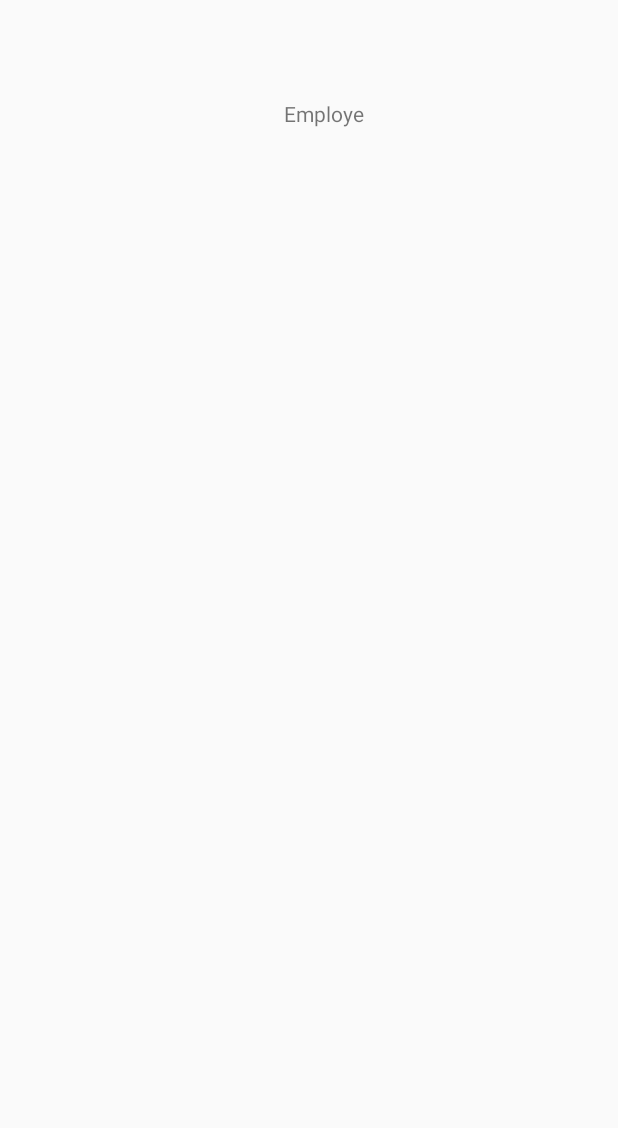
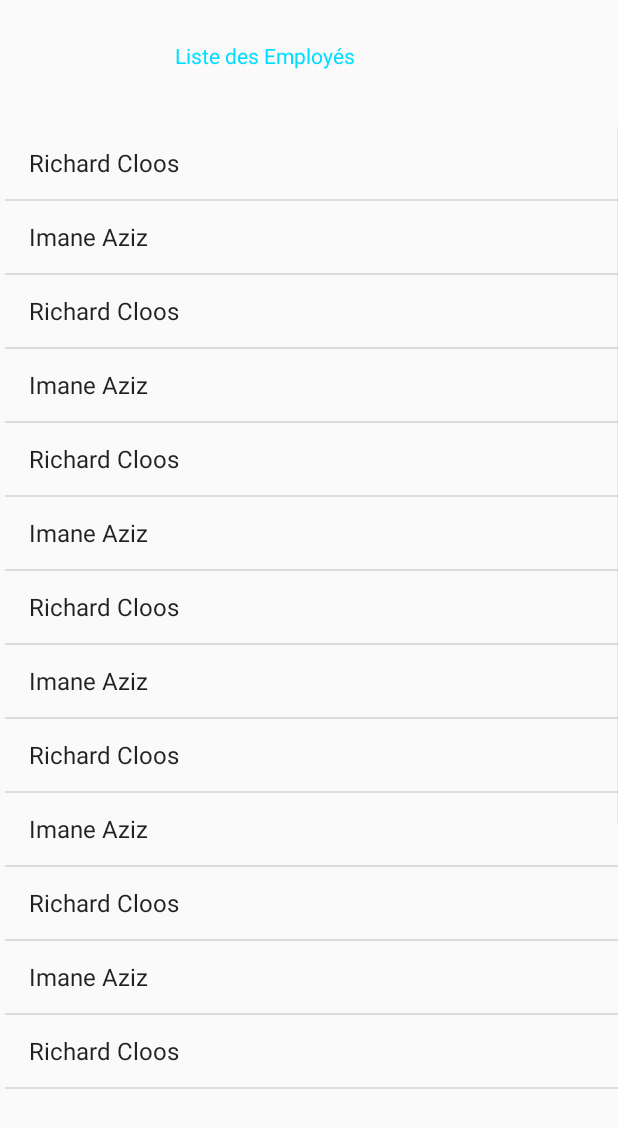
Before and after one commit to Linow77/Miclabs, an Android app: the Employee_activity screen opened directly, with no data from a screen before it, on a phone screen of 412 x 824 dp. Before the commit the part shown is almost empty. Shown: the top 1128 px of the screen. Run offline under Robolectric (Android 15) with nearby library versions, the phone set to English and light mode, and no system bars.

Commit message:
liste employés

```diff
--- a/app/src/main/java/com/example/miclabs/Employee_activity.java
+++ b/app/src/main/java/com/example/miclabs/Employee_activity.java
@@ -5,22 +5,59 @@ import androidx.appcompat.app.AppCompatActivity;
 import android.os.Bundle;
 import android.util.Log;
 import android.view.View;
+import android.widget.ArrayAdapter;
+import android.widget.ListView;
 import android.widget.TextView;
+
+import java.util.ArrayList;
+import java.util.List;
 
 public class Employee_activity extends AppCompatActivity {
 
-
+    private ListView mListView;
 
     @Override
     protected void onCreate(Bundle savedInstanceState) {
         super.onCreate(savedInstanceState);
         setContentView(R.layout.activity_employee_activity);
 
+        List<String> list_name_employees = new ArrayList<>();
 
+        String[] emp1 = getResources().getStringArray(R.array.employee1_info);
+        String[] emp2 = getResources().getStringArray(R.array.employee2_info);
+
+        list_name_employees.add(emp1[0]);
+        list_name_employees.add(emp2[0]);
+        list_name_employees.add(emp1[0]);
+        list_name_employees.add(emp2[0]);
+        list_name_employees.add(emp1[0]);
+        list_name_employees.add(emp2[0]);
+        list_name_employees.add(emp1[0]);
+        list_name_employees.add(emp2[0]);
+        list_name_employees.add(emp1[0]);
+        list_name_employees.add(emp2[0]);
+        list_name_employees.add(emp1[0]);
+        list_name_employees.add(emp2[0]);
+        list_name_employees.add(emp1[0]);
+        list_name_employees.add(emp2[0]);
+        list_name_employees.add(emp1[0]);
+        list_name_employees.add(emp2[0]);
+        list_name_employees.add(emp1[0]);
+        list_name_employees.add(emp2[0]);
+
+        mListView = (ListView) findViewById(R.id.listView);
+
+        //android.R.layout.simple_list_item_1 est une vue disponible de base dans le SDK android,
+        //Contenant une TextView avec comme identifiant "@android:id/text1"
+
+        final ArrayAdapter<String> adapter = new ArrayAdapter<>(Employee_activity.this,
+                android.R.layout.simple_list_item_1,list_name_employees);
+        mListView.setAdapter(adapter);
 
     }
 
 
 
 
+
 }
--- a/app/src/main/res/layout/activity_employee_activity.xml
+++ b/app/src/main/res/layout/activity_employee_activity.xml
@@ -9,11 +9,26 @@
     <TextView
         android:id="@+id/textView"
         android:layout_width="wrap_content"
-        android:layout_height="wrap_content"
-        android:layout_marginStart="189dp"
-        android:layout_marginLeft="189dp"
-        android:layout_marginTop="66dp"
+        android:layout_height="68dp"
+        android:layout_marginStart="116dp"
+        android:layout_marginLeft="116dp"
+        android:layout_marginTop="3dp"
+        android:gravity="center"
         android:text="@string/employe"
+        android:textColor="@android:color/holo_blue_bright"
         app:layout_constraintStart_toStartOf="parent"
-        app:layout_constraintTop_toTopOf="parent" />
+        app:layout_constraintTop_toTopOf="parent"
+        tools:textSize="20sp" />
+
+    <ListView
+        android:id="@+id/listView"
+        android:layout_width="wrap_content"
+        android:layout_height="642dp"
+        android:layout_marginStart="3dp"
+        android:layout_marginLeft="3dp"
+        android:layout_marginTop="13dp"
+        app:layout_constraintStart_toStartOf="parent"
+        app:layout_constraintTop_toBottomOf="@+id/textView" />
+
+
 </androidx.constraintlayout.widget.ConstraintLayout>
--- /dev/null
+++ b/app/src/main/res/values/employees.xml
@@ -0,0 +1,16 @@
+<?xml version="1.0" encoding="utf-8"?>
+<resources>
+    <string-array name="employee1_info">
+        <item>Richard Cloos</item>
+        <item>21 ans</item>
+        <item>16.10.2015</item>
+        <item>Deprt Maintenace</item>
+    </string-array>
+
+    <string-array name="employee2_info">
+        <item>Imane Aziz</item>
+        <item>21 ans</item>
+        <item>11.10.2015</item>
+        <item>Deprt Sécurité</item>
+    </string-array>
+</resources>
--- a/app/src/main/res/values/strings.xml
+++ b/app/src/main/res/values/strings.xml
@@ -6,6 +6,6 @@
     <string name="titleview">TitleView</string>
     <string name="button">Button</string>
     <string name="contact">Contact</string>
-    <string name="employe">Employe</string>
+    <string name="employe">Liste des Employés</string>
     <string name="map">Map</string>
 </resources>
--- a/build.gradle
+++ b/build.gradle
@@ -5,7 +5,7 @@ buildscript {
         jcenter()
     }
     dependencies {
-        classpath 'com.android.tools.build:gradle:4.1.0'
+        classpath 'com.android.tools.build:gradle:4.1.1'
 
         // NOTE: Do not place your application dependencies here; they belong
         // in the individual module build.gradle files
```
